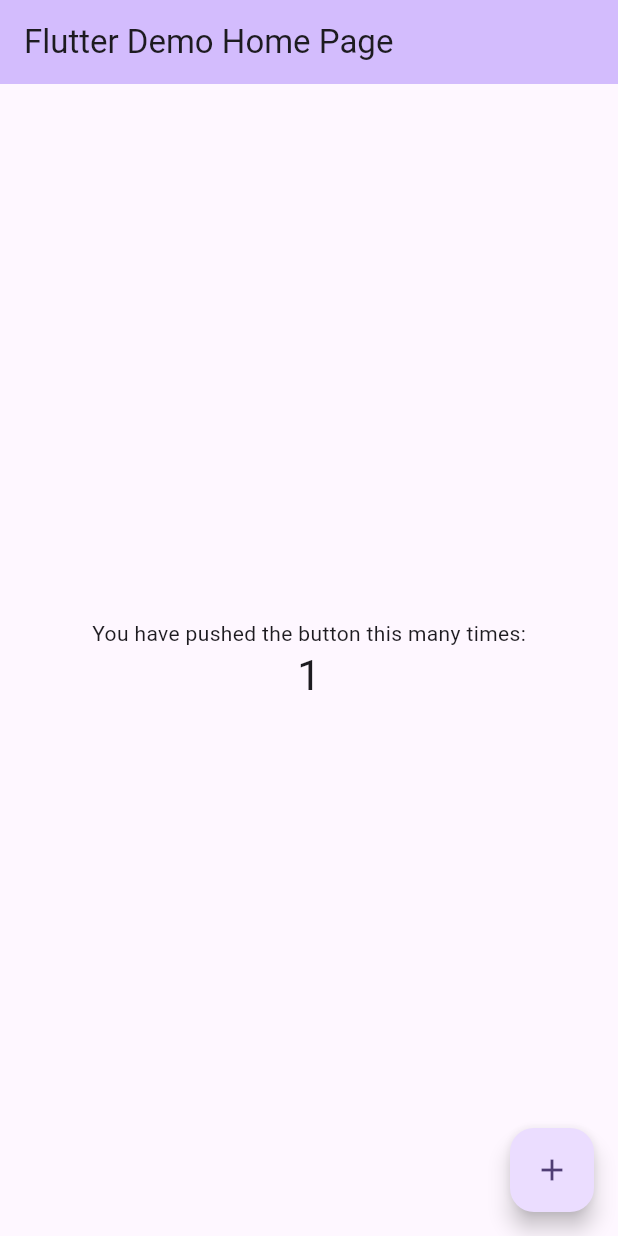
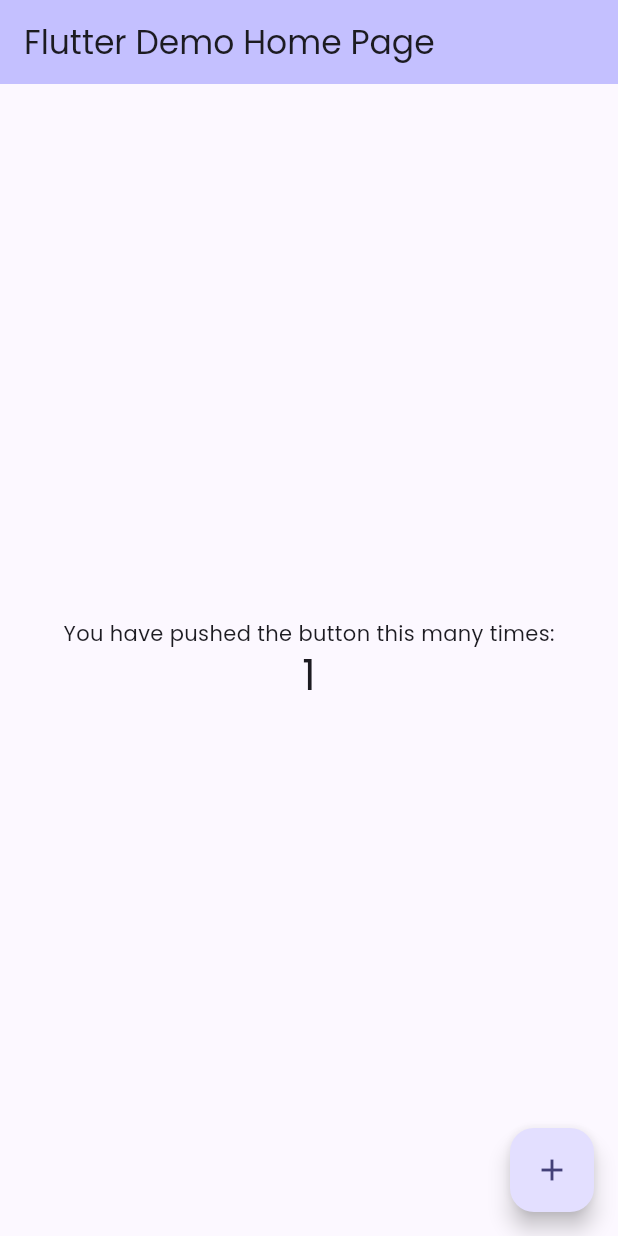
Before and after one commit to harshgmx47/Simple-Resume-Builder, a Flutter app: the screen it shows after launch, after a tap on the "add" icon, on a phone screen of 412 x 824 dp. Run offline on Flutter 3.47's test engine with Material 3 defaults, Android fonts, the phone set to English and light mode, and no system bars; our stand-ins replace flutter_bloc, google_fonts.

Commit message:
Setup Folder Strucutre With App Color and AppTheme Added Empty Screen

```diff
--- a/lib/main.dart
+++ b/lib/main.dart
@@ -1,125 +1,6 @@
 import 'package:flutter/material.dart';
+import 'package:resume_builder/screens/main_screen.dart';
 
-void main() {
-  runApp(const MyApp());
+void main() async {
+  runApp(await initializeApp());
 }
-
-class MyApp extends StatelessWidget {
-  const MyApp({super.key});
-
-  // This widget is the root of your application.
-  @override
-  Widget build(BuildContext context) {
-    return MaterialApp(
-      title: 'Flutter Demo',
-      theme: ThemeData(
-        // This is the theme of your application.
-        //
-        // TRY THIS: Try running your application with "flutter run". You'll see
-        // the application has a purple toolbar. Then, without quitting the app,
-        // try changing the seedColor in the colorScheme below to Colors.green
-        // and then invoke "hot reload" (save your changes or press the "hot
-        // reload" button in a Flutter-supported IDE, or press "r" if you used
-        // the command line to start the app).
-        //
-        // Notice that the counter didn't reset back to zero; the application
-        // state is not lost during the reload. To reset the state, use hot
-        // restart instead.
-        //
-        // This works for code too, not just values: Most code changes can be
-        // tested with just a hot reload.
-        colorScheme: ColorScheme.fromSeed(seedColor: Colors.deepPurple),
-        useMaterial3: true,
-      ),
-      home: const MyHomePage(title: 'Flutter Demo Home Page'),
-    );
-  }
-}
-
-class MyHomePage extends StatefulWidget {
-  const MyHomePage({super.key, required this.title});
-
-  // This widget is the home page of your application. It is stateful, meaning
-  // that it has a State object (defined below) that contains fields that affect
-  // how it looks.
-
-  // This class is the configuration for the state. It holds the values (in this
-  // case the title) provided by the parent (in this case the App widget) and
-  // used by the build method of the State. Fields in a Widget subclass are
-  // always marked "final".
-
-  final String title;
-
-  @override
-  State<MyHomePage> createState() => _MyHomePageState();
-}
-
-class _MyHomePageState extends State<MyHomePage> {
-  int _counter = 0;
-
-  void _incrementCounter() {
-    setState(() {
-      // This call to setState tells the Flutter framework that something has
-      // changed in this State, which causes it to rerun the build method below
-      // so that the display can reflect the updated values. If we changed
-      // _counter without calling setState(), then the build method would not be
-      // called again, and so nothing would appear to happen.
-      _counter++;
-    });
-  }
-
-  @override
-  Widget build(BuildContext context) {
-    // This method is rerun every time setState is called, for instance as done
-    // by the _incrementCounter method above.
-    //
-    // The Flutter framework has been optimized to make rerunning build methods
-    // fast, so that you can just rebuild anything that needs updating rather
-    // than having to individually change instances of widgets.
-    return Scaffold(
-      appBar: AppBar(
-        // TRY THIS: Try changing the color here to a specific color (to
-        // Colors.amber, perhaps?) and trigger a hot reload to see the AppBar
-        // change color while the other colors stay the same.
-        backgroundColor: Theme.of(context).colorScheme.inversePrimary,
-        // Here we take the value from the MyHomePage object that was created by
-        // the App.build method, and use it to set our appbar title.
-        title: Text(widget.title),
-      ),
-      body: Center(
-        // Center is a layout widget. It takes a single child and positions it
-        // in the middle of the parent.
-        child: Column(
-          // Column is also a layout widget. It takes a list of children and
-          // arranges them vertically. By default, it sizes itself to fit its
-          // children horizontally, and tries to be as tall as its parent.
-          //
-          // Column has various properties to control how it sizes itself and
-          // how it positions its children. Here we use mainAxisAlignment to
-          // center the children vertically; the main axis here is the vertical
-          // axis because Columns are vertical (the cross axis would be
-          // horizontal).
-          //
-          // TRY THIS: Invoke "debug painting" (choose the "Toggle Debug Paint"
-          // action in the IDE, or press "p" in the console), to see the
-          // wireframe for each widget.
-          mainAxisAlignment: MainAxisAlignment.center,
-          children: <Widget>[
-            const Text(
-              'You have pushed the button this many times:',
-            ),
-            Text(
-              '$_counter',
-              style: Theme.of(context).textTheme.headlineMedium,
-            ),
-          ],
-        ),
-      ),
-      floatingActionButton: FloatingActionButton(
-        onPressed: _incrementCounter,
-        tooltip: 'Increment',
-        child: const Icon(Icons.add),
-      ), // This trailing comma makes auto-formatting nicer for build methods.
-    );
-  }
-}
--- /dev/null
+++ b/lib/screens/ResumeViewScreen.dart
@@ -0,0 +1,49 @@
+import 'package:flutter/material.dart';
+
+class MyHomePage extends StatefulWidget {
+  const MyHomePage({super.key, required this.title});
+
+  final String title;
+
+  @override
+  State<MyHomePage> createState() => _MyHomePageState();
+}
+
+class _MyHomePageState extends State<MyHomePage> {
+  int _counter = 0;
+
+  void _incrementCounter() {
+    setState(() {
+      _counter++;
+    });
+  }
+
+  @override
+  Widget build(BuildContext context) {
+    return Scaffold(
+      appBar: AppBar(
+        backgroundColor: Theme.of(context).colorScheme.inversePrimary,
+        title: Text(widget.title),
+      ),
+      body: Center(
+        child: Column(
+          mainAxisAlignment: MainAxisAlignment.center,
+          children: <Widget>[
+            const Text(
+              'You have pushed the button this many times:',
+            ),
+            Text(
+              '$_counter',
+              style: Theme.of(context).textTheme.headlineMedium,
+            ),
+          ],
+        ),
+      ),
+      floatingActionButton: FloatingActionButton(
+        onPressed: _incrementCounter,
+        tooltip: 'Increment',
+        child: const Icon(Icons.add),
+      ),
+    );
+  }
+}
--- /dev/null
+++ b/lib/screens/main_screen.dart
@@ -0,0 +1,33 @@
+import 'package:flutter/foundation.dart';
+import 'package:flutter/material.dart';
+import 'package:flutter/services.dart';
+import 'package:flutter_bloc/flutter_bloc.dart';
+import 'package:resume_builder/screens/ResumeViewScreen.dart';
+import 'package:resume_builder/utils/themes/AppTheme.dart';
+
+Future<Widget> initializeApp() async {
+  WidgetsFlutterBinding.ensureInitialized();
+
+  if (!kIsWeb) {
+    await SystemChrome.setPreferredOrientations([DeviceOrientation.portraitUp]);
+    SystemChrome.setSystemUIOverlayStyle(const SystemUiOverlayStyle(
+        statusBarColor: Colors.transparent,
+        statusBarBrightness: Brightness.light,
+        statusBarIconBrightness: Brightness.dark));
+  }
+  return MultiBlocProvider(providers: const [], child: const MyApp());
+}
+
+class MyApp extends StatelessWidget {
+  const MyApp({super.key});
+
+  @override
+  Widget build(BuildContext context) {
+    return MaterialApp(
+      title: 'Flutter Demo',
+      theme: AppThemes.light,
+      debugShowCheckedModeBanner: false,
+      home: const MyHomePage(title: 'Flutter Demo Home Page'),
+    );
+  }
+}
--- /dev/null
+++ b/lib/utils/colors/MyColors.dart
@@ -0,0 +1,8 @@
+import 'package:flutter/material.dart';
+
+class MyColors {
+  static const Color primaryColor = Color(0xff262262);
+  static const Color whiteColor = Colors.white;
+  static const Color secondaryColor = Colors.green;
+  static const Color textBoxColor = Color(0xff45427D);
+}
--- /dev/null
+++ b/lib/utils/themes/AppTheme.dart
@@ -0,0 +1,10 @@
+import 'package:flutter/material.dart';
+import 'package:google_fonts/google_fonts.dart';
+import 'package:resume_builder/utils/colors/MyColors.dart';
+
+class AppThemes {
+  static final light = ThemeData(
+      colorScheme: ColorScheme.fromSeed(seedColor: MyColors.primaryColor),
+      useMaterial3: true,
+      fontFamily: GoogleFonts.poppins().fontFamily);
+}
```
Also changed, not shown: pubspec.yaml (+7 -0 lines), lib/screens/AddEditItemScreen.dart (added), pubspec.lock, 1 other file.
